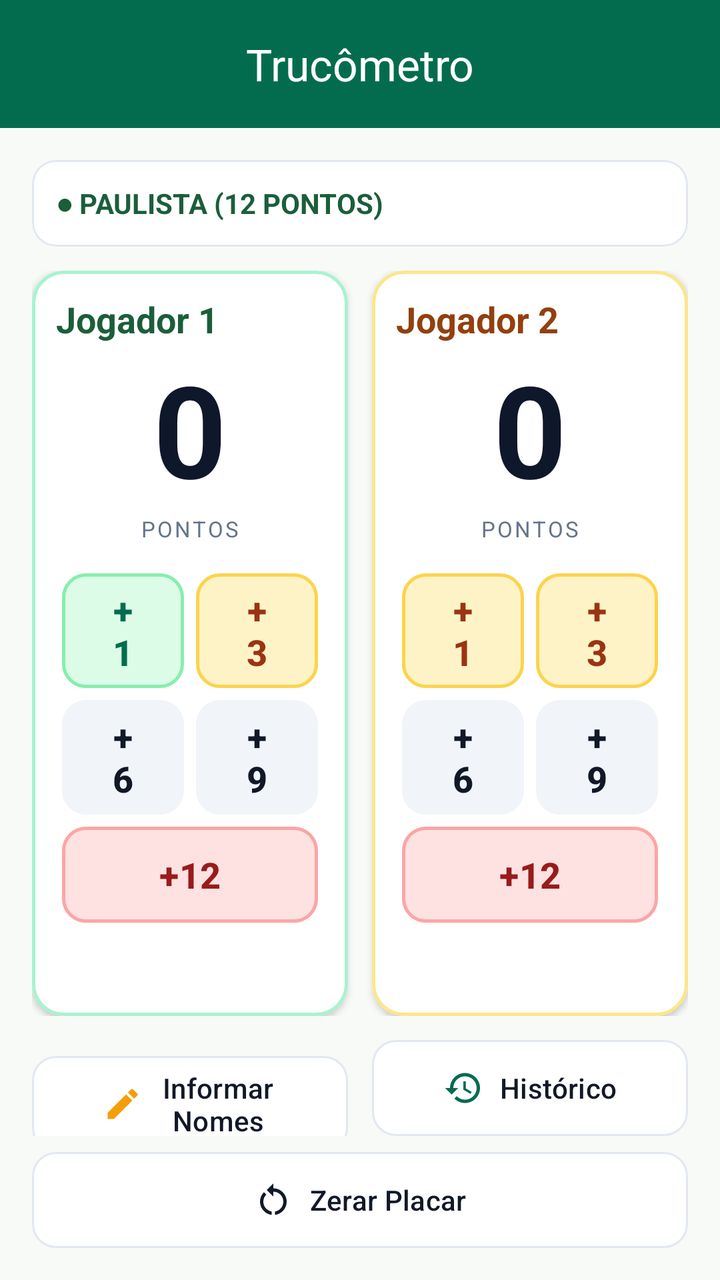
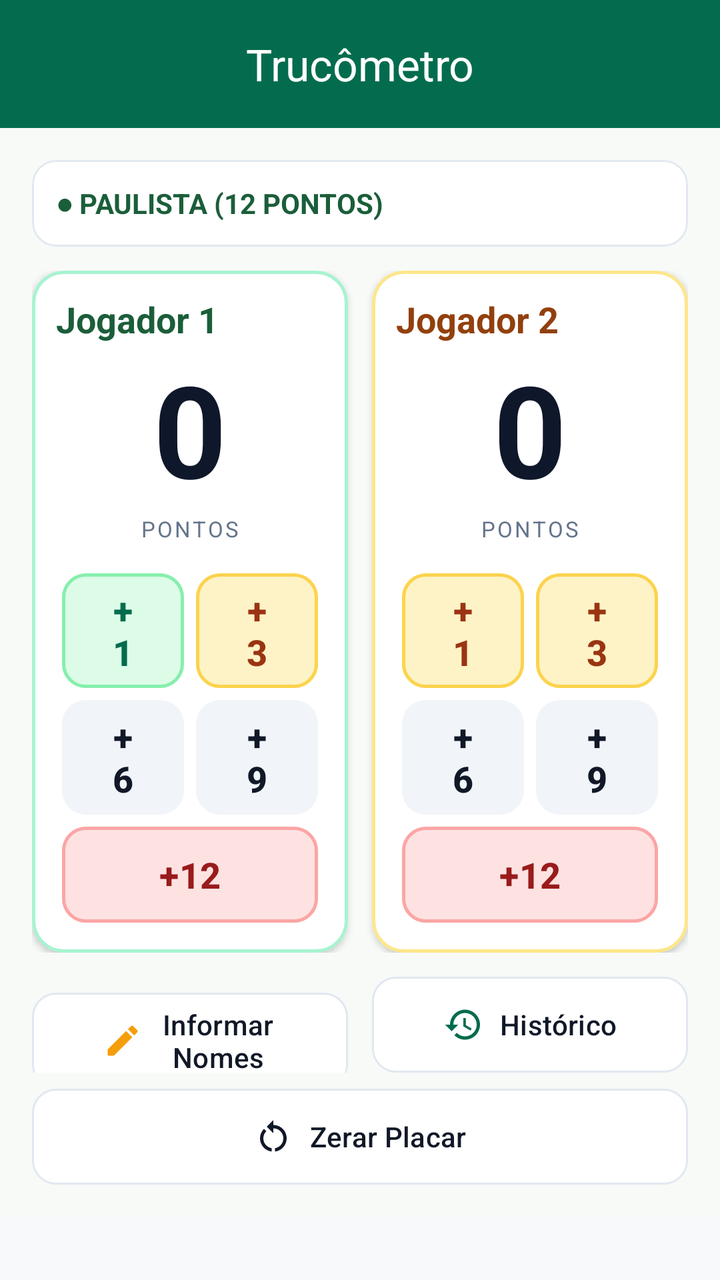

Compare the two renders of this Android layout. The source of the first and the diff that turns it into the second are given below.
<!-- AndroidManifest.xml: application theme Theme.Trucometro -->
<!-- res/layout/activity_main.xml -->
<?xml version="1.0" encoding="utf-8"?>
<LinearLayout xmlns:android="http://schemas.android.com/apk/res/android"
    xmlns:app="http://schemas.android.com/apk/res-auto"
    xmlns:tools="http://schemas.android.com/tools"
    android:id="@+id/main"
    android:layout_width="match_parent"
    android:layout_height="match_parent"
    android:orientation="vertical"
    tools:context=".view.MainActivity">

    
    <com.google.android.material.appbar.MaterialToolbar
        android:id="@+id/topBar"
        android:layout_width="match_parent"
        android:layout_height="?attr/actionBarSize"
        android:background="?attr/colorPrimary"
        app:title="@string/app_name"
        app:titleCentered="true"
        app:titleTextColor="?attr/colorOnPrimary" />


    <LinearLayout
        android:layout_width="match_parent"
        android:layout_height="0dp"
        android:layout_weight="1"
        android:background="#F8FAF8"
        android:orientation="vertical"
        android:padding="16dp">

        <com.google.android.material.card.MaterialCardView
            android:layout_width="match_parent"
            android:layout_height="wrap_content"
            android:layout_marginBottom="12dp"
            app:cardCornerRadius="12dp"
            app:cardElevation="0dp"
            app:strokeColor="#E2E8F0"
            app:strokeWidth="1dp">

            <LinearLayout
                android:layout_width="match_parent"
                android:layout_height="wrap_content"
                android:gravity="center_vertical"
                android:orientation="horizontal"
                android:padding="12dp">

                <TextView
                    android:id="@+id/tvModalidade"
                    android:layout_width="0dp"
                    android:layout_height="wrap_content"
                    android:layout_weight="1"
                    android:text="● PAULISTA (12 PONTOS)"
                    android:textColor="#1B5E3A"
                    android:textSize="14sp"
                    android:textStyle="bold" />
            </LinearLayout>
        </com.google.android.material.card.MaterialCardView>

        
        <LinearLayout
            android:layout_width="match_parent"
            android:layout_height="0dp"
            android:layout_weight="1"
            android:orientation="horizontal">
            
            <com.google.android.material.card.MaterialCardView
                android:layout_width="0dp"
                android:layout_height="match_parent"
                android:layout_marginEnd="6dp"
                android:layout_weight="1"
                app:cardBackgroundColor="#FFFFFF"
                app:cardCornerRadius="16dp"
                app:cardElevation="2dp"
                app:strokeColor="#A7F3D0"
                app:strokeWidth="1.5dp">

                <LinearLayout
                    android:layout_width="match_parent"
                    android:layout_height="match_parent"
                    android:gravity="center_horizontal"
                    android:orientation="vertical"
                    android:padding="12dp">

                    
                    <LinearLayout
                        android:layout_width="match_parent"
                        android:layout_height="wrap_content"
                        android:gravity="center_vertical"
                        android:orientation="horizontal">

                        
                        <TextView
                            android:id="@+id/tvLabelPlayer1"
                            android:layout_width="0dp"
                            android:layout_height="wrap_content"
                            android:layout_weight="1"
                            android:maxLength="16"
                            android:text="Jogador 1"
                            android:textColor="#1B5E3A"
                            android:textSize="18sp"
                            android:textStyle="bold" />


                    </LinearLayout>

                    
                    <TextView
                        android:id="@+id/tvScorePlayer1"
                        android:layout_width="wrap_content"
                        android:layout_height="wrap_content"
                        android:text="0"
                        android:textColor="#0F172A"
                        android:textSize="64sp"
                        android:textStyle="bold" />

                    <TextView
                        android:layout_width="wrap_content"
                        android:layout_height="wrap_content"
                        android:layout_marginBottom="12dp"
                        android:letterSpacing="0.1"
                        android:text="PONTOS"
                        android:textColor="#64748B"
                        android:textSize="11sp" />

                    
                    <GridLayout
                        android:layout_width="match_parent"
                        android:layout_height="wrap_content"
                        android:alignmentMode="alignMargins"
                        android:columnCount="2"
                        android:rowCount="3">

                        
                        <com.google.android.material.button.MaterialButton
                            android:id="@+id/btnP1Add1"
                            style="@style/Widget.Trucometro.Button.Ponto.Nos"
                            android:layout_width="0dp"
                            android:layout_columnWeight="1"
                            android:layout_margin="3dp"
                            android:text="+1" />

                        
                        <com.google.android.material.button.MaterialButton
                            android:id="@+id/btnP1Add3"
                            style="@style/Widget.Trucometro.Button.Ponto.Eles"
                            android:layout_width="0dp"
                            android:layout_columnWeight="1"
                            android:layout_margin="3dp"
                            android:text="+3" />

                        
                        <com.google.android.material.button.MaterialButton
                            android:id="@+id/btnP1Add6"
                            style="@style/Widget.Trucometro.Button.Ponto"
                            android:layout_width="0dp"
                            android:layout_columnWeight="1"
                            android:layout_margin="3dp"
                            android:text="+6" />

                        
                        <com.google.android.material.button.MaterialButton
                            android:id="@+id/btnP1Add9"
                            style="@style/Widget.Trucometro.Button.Ponto"
                            android:layout_width="0dp"
                            android:layout_columnWeight="1"
                            android:layout_margin="3dp"
                            android:text="+9" />

                        
                        <com.google.android.material.button.MaterialButton
                            android:id="@+id/btnP1Add12"
                            style="@style/Widget.Trucometro.Button.DangerSoft"
                            android:layout_width="match_parent"
                            android:layout_columnSpan="2"
                            android:layout_margin="3dp"
                            android:text="+12" />
                    </GridLayout>
                </LinearLayout>
            </com.google.android.material.card.MaterialCardView>
            
            <com.google.android.material.card.MaterialCardView
                android:layout_width="0dp"
                android:layout_height="match_parent"
                android:layout_marginStart="6dp"
                android:layout_weight="1"
                app:cardBackgroundColor="#FFFFFF"
                app:cardCornerRadius="16dp"
                app:cardElevation="2dp"
                app:strokeColor="#FDE68A"
                app:strokeWidth="1.5dp">

                <LinearLayout
                    android:layout_width="match_parent"
                    android:layout_height="match_parent"
                    android:gravity="center_horizontal"
                    android:orientation="vertical"
                    android:padding="12dp">

                    
                    <LinearLayout
                        android:layout_width="match_parent"
                        android:layout_height="wrap_content"
                        android:gravity="center_vertical"
                        android:orientation="horizontal">

                        
                        <TextView
                            android:id="@+id/tvLabelPlayer2"
                            android:layout_width="0dp"
                            android:layout_height="wrap_content"
                            android:layout_weight="1"
                            android:maxLength="16"
                            android:text="Jogador 2"
                            android:textColor="#92400E"
                            android:textSize="18sp"
                            android:textStyle="bold" />
                    </LinearLayout>

                    
                    <TextView
                        android:id="@+id/tvScorePlayer2"
                        android:layout_width="wrap_content"
                        android:layout_height="wrap_content"
                        android:text="0"
                        android:textColor="#0F172A"
                        android:textSize="64sp"
                        android:textStyle="bold" />

                    <TextView
                        android:layout_width="wrap_content"
                        android:layout_height="wrap_content"
                        android:layout_marginBottom="12dp"
                        android:letterSpacing="0.1"
                        android:text="PONTOS"
                        android:textColor="#64748B"
                        android:textSize="11sp" />

                    
                    <GridLayout
                        android:layout_width="match_parent"
                        android:layout_height="wrap_content"
                        android:alignmentMode="alignMargins"
                        android:columnCount="2"
                        android:rowCount="3">

                        
                        <com.google.android.material.button.MaterialButton
                            android:id="@+id/btnP2Add1"
                            style="@style/Widget.Trucometro.Button.Ponto.Eles"
                            android:layout_width="0dp"
                            android:layout_columnWeight="1"
                            android:layout_margin="3dp"
                            android:text="+1" />

                        
                        <com.google.android.material.button.MaterialButton
                            android:id="@+id/btnP2Add3"
                            style="@style/Widget.Trucometro.Button.Ponto.Eles"
                            android:layout_width="0dp"
                            android:layout_columnWeight="1"
                            android:layout_margin="3dp"
                            android:text="+3" />

                        
                        <com.google.android.material.button.MaterialButton
                            android:id="@+id/btnP2Add6"
                            style="@style/Widget.Trucometro.Button.Ponto"
                            android:layout_width="0dp"
                            android:layout_columnWeight="1"
                            android:layout_margin="3dp"
                            android:text="+6" />

                        
                        <com.google.android.material.button.MaterialButton
                            android:id="@+id/btnP2Add9"
                            style="@style/Widget.Trucometro.Button.Ponto"
                            android:layout_width="0dp"
                            android:layout_columnWeight="1"
                            android:layout_margin="3dp"
                            android:text="+9" />

                        
                        <com.google.android.material.button.MaterialButton
                            android:id="@+id/btnP2Add12"
                            style="@style/Widget.Trucometro.Button.DangerSoft"
                            android:layout_width="match_parent"
                            android:layout_columnSpan="2"
                            android:layout_margin="3dp"
                            android:text="+12" />
                    </GridLayout>
                </LinearLayout>
            </com.google.android.material.card.MaterialCardView>
        </LinearLayout>
        
        <LinearLayout
            android:layout_width="match_parent"
            android:layout_height="wrap_content"
            android:layout_marginTop="12dp"
            android:orientation="horizontal">

            <com.google.android.material.button.MaterialButton
                android:id="@+id/btnInformarNomes"
                style="@style/Widget.Trucometro.Button.Secundario"
                android:layout_width="0dp"
                android:layout_height="wrap_content"
                android:layout_marginEnd="6dp"
                android:layout_weight="1"
                android:text="Informar Nomes"
                app:icon="@drawable/ic_edit"
                app:iconGravity="textStart"
                app:iconPadding="8dp"
                app:iconSize="20dp"
                app:iconTint="@color/eles_accent" />

            <com.google.android.material.button.MaterialButton
                android:id="@+id/btnHistorico"
                style="@style/Widget.Trucometro.Button.Secundario"
                android:layout_width="0dp"
                android:layout_height="wrap_content"
                android:layout_marginStart="6dp"
                android:layout_weight="1"
                android:text="Histórico"
                app:icon="@drawable/ic_history"
                app:iconGravity="textStart"
                app:iconPadding="8dp"
                app:iconSize="20dp"
                app:iconTint="@color/nos_primary" />
        </LinearLayout>

        
        <com.google.android.material.button.MaterialButton
            android:id="@+id/btnZerarPlacar"
            style="@style/Widget.Trucometro.Button.Secundario"
            android:layout_width="match_parent"
            android:layout_height="wrap_content"
            android:layout_marginTop="8dp"
            android:text="Zerar Placar"
            app:icon="@drawable/ic_refresh"
            app:iconGravity="textStart"
            app:iconPadding="8dp"
            app:iconSize="20dp"
            app:iconTint="@color/text_primary" />

    </LinearLayout>

</LinearLayout>
<!-- resources referenced by this layout -->
<resources>
  <color name="eles_accent">#F59E0B</color>
  <color name="nos_primary">#046C4E</color>
  <color name="text_primary">#111827</color>
  <string name="app_name">Trucômetro</string>
  <style name="Widget.Trucometro.Button.DangerSoft" parent="Widget.Trucometro.Button.Ponto">
          <item name="backgroundTint">@color/danger_bg_soft</item>
          <item name="android:textColor">@color/danger_primary</item>
          <item name="strokeColor">@color/danger_stroke</item>
          <item name="strokeWidth">1.5dp</item>
      </style>
  <style name="Widget.Trucometro.Button.Ponto" parent="Widget.Trucometro.Button">
          <item name="backgroundTint">@color/surface_neutral_btn</item>
          <item name="android:textColor">@color/text_primary</item>
          <item name="android:textSize">18sp</item>
          <item name="android:textStyle">bold</item>
      </style>
  <style name="Widget.Trucometro.Button.Ponto.Eles" parent="Widget.Trucometro.Button.Ponto">
          <item name="backgroundTint">@color/eles_bg_soft</item>
          <item name="android:textColor">@color/eles_primary</item>
          <item name="strokeColor">@color/eles_stroke</item>
          <item name="strokeWidth">1.5dp</item>
      </style>
  <style name="Widget.Trucometro.Button.Ponto.Nos" parent="Widget.Trucometro.Button.Ponto">
          <item name="backgroundTint">@color/nos_bg_soft</item>
          <item name="android:textColor">@color/nos_primary</item>
          <item name="strokeColor">@color/nos_stroke</item>
          <item name="strokeWidth">1.5dp</item>
      </style>
  <color name="danger_bg_soft">#FEE2E2</color>
  <color name="danger_primary">#991B1B</color>
  <color name="danger_stroke">#FCA5A5</color>
  <style name="Widget.Trucometro.Button" parent="Widget.Material3.Button">
          <item name="cornerRadius">12dp</item>
          <item name="android:insetTop">0dp</item>
          <item name="android:insetBottom">0dp</item>
          <item name="android:textAllCaps">false</item>
      </style>
  <color name="surface_neutral_btn">#F1F4F8</color>
  <color name="eles_bg_soft">#FEF3C7</color>
  <color name="eles_primary">#9A3412</color>
  <color name="eles_stroke">#FCD34D</color>
  <color name="nos_bg_soft">#DCFCE7</color>
  <color name="nos_stroke">#86EFAC</color>
  <color name="surface_card">#FFFFFF</color>
  <color name="stroke_subtle">#E2E8F0</color>
  <color name="bg_screen">#F8F9FA</color>
  <style name="Shape.Trucometro.Small" parent="ShapeAppearance.Material3.Corner.Small">
          <item name="cornerSize">12dp</item>
      </style>
  <style name="Shape.Trucometro.Medium" parent="ShapeAppearance.Material3.Corner.Medium">
          <item name="cornerSize">16dp</item>
      </style>
  <style name="Shape.Trucometro.Large" parent="ShapeAppearance.Material3.Corner.Large">
          <item name="cornerSize">20dp</item>
      </style>
  <style name="Widget.Trucometro.Card" parent="Widget.Material3.CardView.Outlined">
          <item name="cardBackgroundColor">@color/surface_card</item>
          <item name="cardCornerRadius">20dp</item>
          <item name="strokeColor">@color/stroke_subtle</item>
          <item name="strokeWidth">1dp</item>
          <item name="cardElevation">0dp</item>
      </style>
  <style name="Widget.Trucometro.TextInputLayout" parent="Widget.Material3.TextInputLayout.OutlinedBox">
          <item name="boxCornerRadiusTopStart">12dp</item>
          <item name="boxCornerRadiusTopEnd">12dp</item>
          <item name="boxCornerRadiusBottomStart">12dp</item>
          <item name="boxCornerRadiusBottomEnd">12dp</item>
          <item name="boxStrokeColor">@color/stroke_subtle</item>
      </style>
  <!-- unchanged entries left out for length: 5 -->
</resources>

<!-- the commit's change to res/layout/activity_main.xml (unified diff, before → after) -->
@@ -1,31 +1,34 @@
 <?xml version="1.0" encoding="utf-8"?>
-<LinearLayout xmlns:android="http://schemas.android.com/apk/res/android"
+<ScrollView xmlns:android="http://schemas.android.com/apk/res/android"
     xmlns:app="http://schemas.android.com/apk/res-auto"
     xmlns:tools="http://schemas.android.com/tools"
     android:id="@+id/main"
     android:layout_width="match_parent"
     android:layout_height="match_parent"
-    android:orientation="vertical"
+    android:fillViewport="true"
     tools:context=".view.MainActivity">
-
-    
-    <com.google.android.material.appbar.MaterialToolbar
-        android:id="@+id/topBar"
-        android:layout_width="match_parent"
-        android:layout_height="?attr/actionBarSize"
-        android:background="?attr/colorPrimary"
-        app:title="@string/app_name"
-        app:titleCentered="true"
-        app:titleTextColor="?attr/colorOnPrimary" />
-
 
     <LinearLayout
         android:layout_width="match_parent"
-        android:layout_height="0dp"
-        android:layout_weight="1"
-        android:background="#F8FAF8"
-        android:orientation="vertical"
-        android:padding="16dp">
+        android:layout_height="wrap_content"
+        android:orientation="vertical">
+
+        
+        <com.google.android.material.appbar.MaterialToolbar
+            android:id="@+id/topBar"
+            android:layout_width="match_parent"
+            android:layout_height="?attr/actionBarSize"
+            android:background="?attr/colorPrimary"
+            app:title="@string/app_name"
+            app:titleCentered="true"
+            app:titleTextColor="?attr/colorOnPrimary" />
+
+        <LinearLayout
+            android:layout_width="match_parent"
+            android:layout_height="wrap_content"
+            android:background="#F8FAF8"
+            android:orientation="vertical"
+            android:padding="16dp">
 
         <com.google.android.material.card.MaterialCardView
             android:layout_width="match_parent"
@@ -58,13 +61,12 @@
         
         <LinearLayout
             android:layout_width="match_parent"
-            android:layout_height="0dp"
-            android:layout_weight="1"
+            android:layout_height="wrap_content"
             android:orientation="horizontal">
             
             <com.google.android.material.card.MaterialCardView
                 android:layout_width="0dp"
-                android:layout_height="match_parent"
+                android:layout_height="wrap_content"
                 android:layout_marginEnd="6dp"
                 android:layout_weight="1"
                 app:cardBackgroundColor="#FFFFFF"
@@ -75,7 +77,7 @@
 
                 <LinearLayout
                     android:layout_width="match_parent"
-                    android:layout_height="match_parent"
+                    android:layout_height="wrap_content"
                     android:gravity="center_horizontal"
                     android:orientation="vertical"
                     android:padding="12dp">
@@ -179,7 +181,7 @@
             
             <com.google.android.material.card.MaterialCardView
                 android:layout_width="0dp"
-                android:layout_height="match_parent"
+                android:layout_height="wrap_content"
                 android:layout_marginStart="6dp"
                 android:layout_weight="1"
                 app:cardBackgroundColor="#FFFFFF"
@@ -190,7 +192,7 @@
 
                 <LinearLayout
                     android:layout_width="match_parent"
-                    android:layout_height="match_parent"
+                    android:layout_height="wrap_content"
                     android:gravity="center_horizontal"
                     android:orientation="vertical"
                     android:padding="12dp">
@@ -340,6 +342,7 @@
             app:iconSize="20dp"
             app:iconTint="@color/text_primary" />
 
+        </LinearLayout>
     </LinearLayout>
 
-</LinearLayout>
+</ScrollView>
